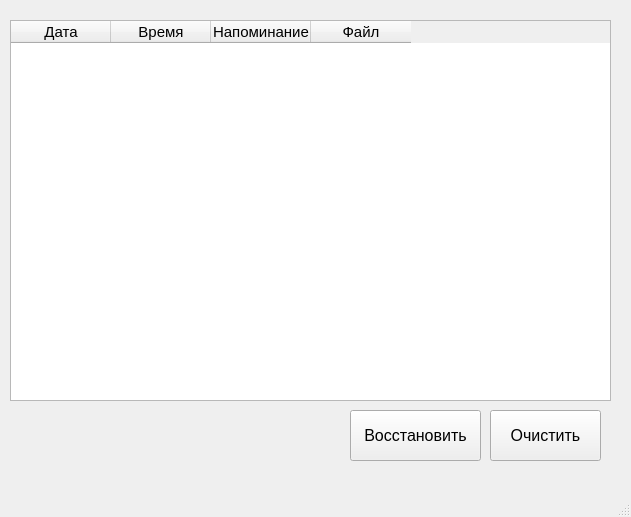
This is history.ui in slevinsps/reminder as Qt 5 draws it before an edit. The edited form follows.
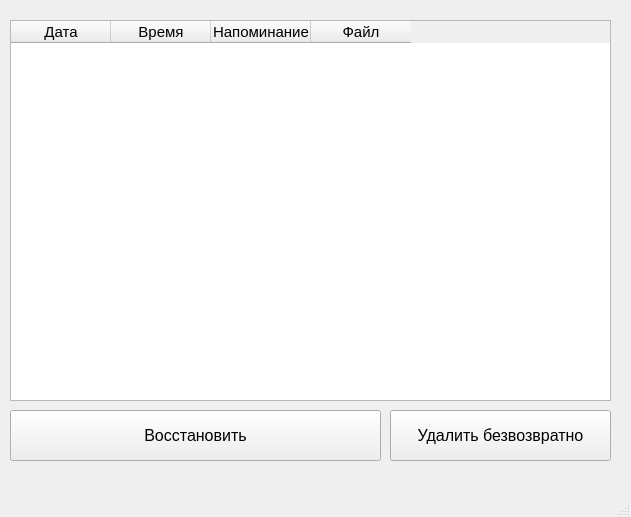
This is the edited form.

Patch:
```diff
--- a/history.ui
+++ b/history.ui
@@ -14,24 +14,6 @@
    <string>История</string>
   </property>
   <widget class="QWidget" name="centralwidget">
-   <widget class="QPushButton" name="clear_button">
-    <property name="geometry">
-     <rect>
-      <x>490</x>
-      <y>410</y>
-      <width>111</width>
-      <height>51</height>
-     </rect>
-    </property>
-    <property name="font">
-     <font>
-      <pointsize>12</pointsize>
-     </font>
-    </property>
-    <property name="text">
-     <string>Очистить</string>
-    </property>
-   </widget>
    <widget class="QTableWidget" name="tableWidget">
     <property name="geometry">
      <rect>
@@ -73,9 +55,9 @@
    <widget class="QPushButton" name="recover_button">
     <property name="geometry">
      <rect>
-      <x>350</x>
+      <x>10</x>
       <y>410</y>
-      <width>131</width>
+      <width>371</width>
       <height>51</height>
      </rect>
     </property>
@@ -88,6 +70,24 @@
      <string>Восстановить</string>
     </property>
    </widget>
+   <widget class="QPushButton" name="delete_button">
+    <property name="geometry">
+     <rect>
+      <x>390</x>
+      <y>410</y>
+      <width>221</width>
+      <height>51</height>
+     </rect>
+    </property>
+    <property name="font">
+     <font>
+      <pointsize>12</pointsize>
+     </font>
+    </property>
+    <property name="text">
+     <string>Удалить безвозвратно</string>
+    </property>
+   </widget>
   </widget>
   <widget class="QMenuBar" name="menubar">
    <property name="geometry">
```
